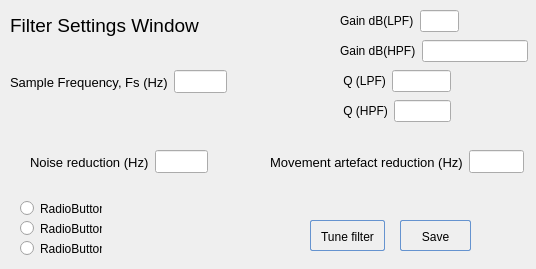
Old version of the form POML060_v1/filtersettings.ui in the repository viniltc/POML060.
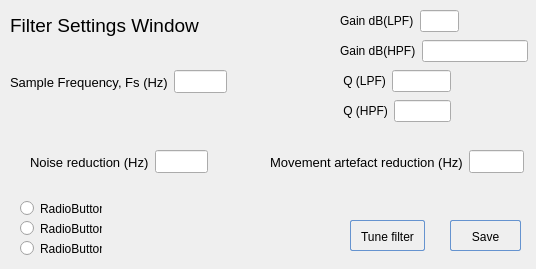
New version of the form.

Commit message: Shoulder sensor usability changes - disabled "load config file" in the sensor control form and disbaled "tune" in the filter window

Diff of the .ui file:
```diff
--- a/POML060_v1/filtersettings.ui
+++ b/POML060_v1/filtersettings.ui
@@ -16,7 +16,7 @@
   <widget class="QPushButton" name="pushButton_save">
    <property name="geometry">
     <rect>
-     <x>400</x>
+     <x>450</x>
      <y>220</y>
      <width>71</width>
      <height>31</height>
@@ -70,7 +70,7 @@
   <widget class="QPushButton" name="pushButton_tune">
    <property name="geometry">
     <rect>
-     <x>310</x>
+     <x>350</x>
      <y>220</y>
      <width>75</width>
      <height>31</height>
```
The commit also changes 4 other files.
